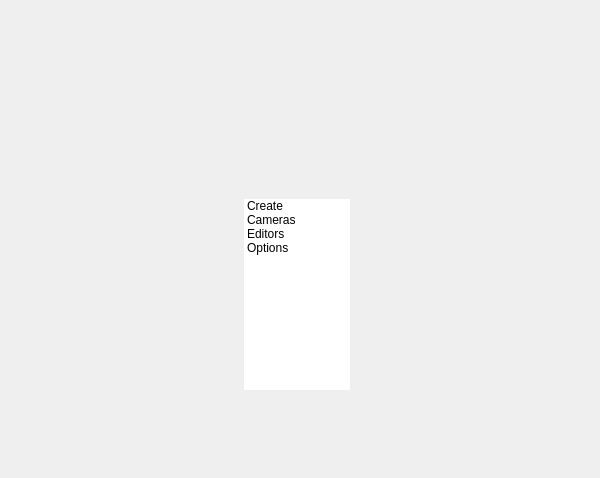
The window that tentacle/ui/uiLevel_2/cameras_lower_submenu.ui (m3trik/tentacle) describes before a commit, drawn with Qt 5.
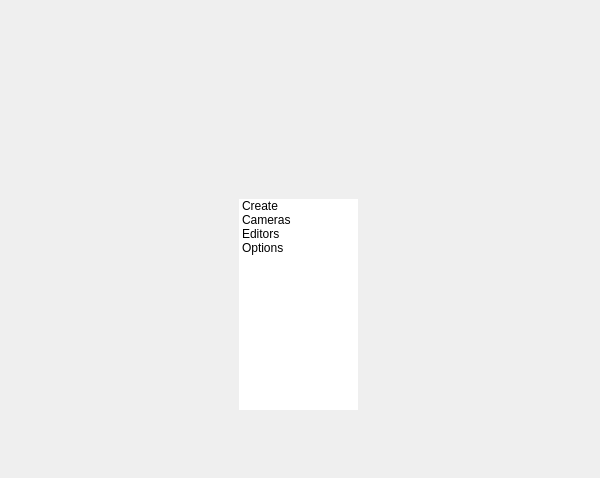
The same window after the commit. Custom widgets are drawn as their Qt base class.

```diff
--- a/tentacle/ui/uiLevel_2/cameras_lower_submenu.ui
+++ b/tentacle/ui/uiLevel_2/cameras_lower_submenu.ui
@@ -62,10 +62,10 @@
       <widget class="TreeWidgetExpandableList" name="tree000">
        <property name="geometry">
         <rect>
-         <x>235</x>
+         <x>230</x>
          <y>190</y>
-         <width>106</width>
-         <height>191</height>
+         <width>119</width>
+         <height>211</height>
         </rect>
        </property>
        <property name="layoutDirection">
```
